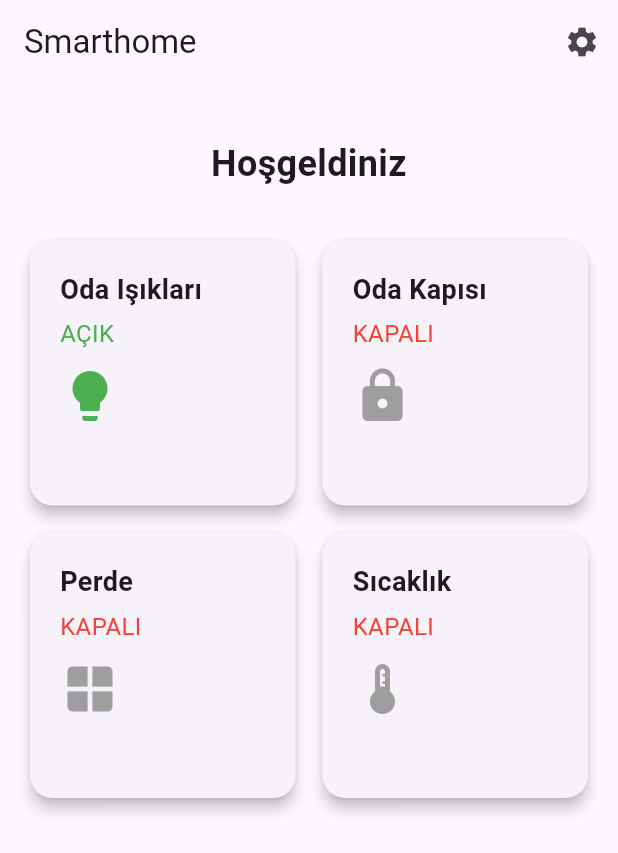
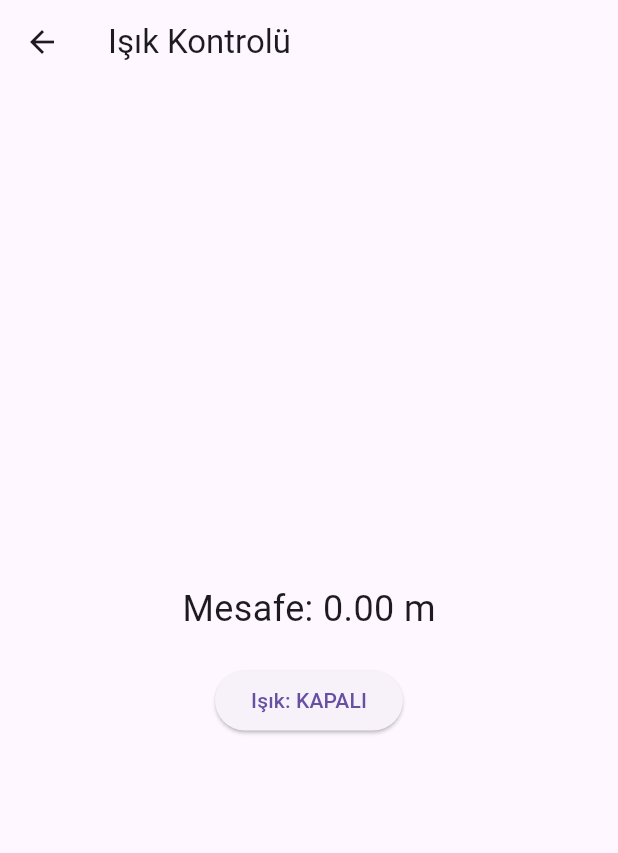
Before and after one commit to emnozturkq/apphome, a Flutter app: the screen it shows after launch, after a tap on "Oda Işıkları", on a phone screen of 412 x 824 dp. Shown: the top 853 px of the screen. Run offline on Flutter 3.47's test engine with Material 3 defaults, Android fonts, the phone set to English and light mode, and no system bars; missing offline and left inert: mqtt_client.

Commit message:
distance

```diff
--- a/lib/anasayfa.dart
+++ b/lib/anasayfa.dart
@@ -15,25 +15,44 @@ class _AnaSayfaState extends State<AnaSayfa> {
   bool isDoorLocked = true;
   bool isCurtainOpen = false;
   double temperature = 0.0; // Sıcaklık verisi, başlangıçta 0.0
+  double distance = 0.0; // Mesafe verisi
 
   @override
   void initState() {
     super.initState();
-    mqttManager = MqttManager(onMessageReceived: _handleMessage);
+    mqttManager = MqttManager(
+        onMessageReceived: _handleMessage, onConnected: _onMqttConnected);
     mqttManager.connect();
-    mqttManager.subscribeToTopic(
-        'temperature'); // Sıcaklık verisini almak için konuyu dinle
   }
 
-  void _handleMessage(String message) {
-    print('Received message for temperature: $message'); // Gelen mesajı yazdır
+  void _onMqttConnected() {
+    // MQTT bağlantısı kurulduğunda yapılacak işlemler
+    mqttManager.subscribeToTopic('emn');
+    mqttManager.subscribeToTopic('temperature');
+    mqttManager.subscribeToTopic('distance');
+  }
+
+  void _handleMessage(String topic, String message) {
+    print('Received message from $topic: $message'); // Gelen mesajı yazdır
     try {
       setState(() {
-        temperature = double.parse(message.trim());
-        print('Parsed temperature: $temperature');
+        if (topic == 'temperature') {
+          temperature = double.parse(message.trim());
+          print('Parsed temperature: $temperature');
+        } else if (topic == 'distance') {
+          distance = double.parse(message.trim());
+          print('Parsed distance: $distance');
+          if (distance < 3) {
+            isLightOn = true;
+            mqttManager.publishMessage('Living Room Light is ON');
+          } else if (distance > 10) {
+            isLightOn = false;
+            mqttManager.publishMessage('Living Room Light is OFF');
+          }
+        }
       });
     } catch (e) {
-      print('Error parsing temperature: $e');
+      print('Error parsing message: $e');
     }
   }
 
@@ -74,11 +93,12 @@ class _AnaSayfaState extends State<AnaSayfa> {
                     isLightOn,
                     Icons.lightbulb,
                     () {
-                      setState(() {
-                        isLightOn = !isLightOn;
-                        mqttManager.publishMessage(
-                            'Living Room Light is ${isLightOn ? 'ON' : 'OFF'}');
-                      });
+                      Navigator.push(
+                        context,
+                        MaterialPageRoute(
+                          builder: (context) => IsikKontrol(mqttManager),
+                        ),
+                      );
                     },
                   ),
                   _buildDeviceCard(
@@ -169,6 +189,70 @@ class _AnaSayfaState extends State<AnaSayfa> {
   }
 }
 
+class IsikKontrol extends StatefulWidget {
+  final MqttManager mqttManager;
+
+  const IsikKontrol(this.mqttManager, {Key? key}) : super(key: key);
+
+  @override
+  _IsikKontrolState createState() => _IsikKontrolState();
+}
+
+class _IsikKontrolState extends State<IsikKontrol> {
+  bool isLightOn = false;
+  double distance = 0.0;
+
+  @override
+  void initState() {
+    super.initState();
+    widget.mqttManager.onMessageReceived = _handleMessage;
+  }
+
+  void _handleMessage(String topic, String message) {
+    if (topic == 'distance') {
+      setState(() {
+        distance = double.parse(message);
+        if (distance < 3) {
+          isLightOn = true;
+        } else if (distance > 10) {
+          isLightOn = false;
+        }
+      });
+    }
+  }
+
+  @override
+  Widget build(BuildContext context) {
+    return Scaffold(
+      appBar: AppBar(
+        title: Text('Işık Kontrolü'),
+      ),
+      body: Center(
+        child: Column(
+          mainAxisAlignment: MainAxisAlignment.center,
+          children: [
+            Text(
+              'Mesafe: ${distance.toStringAsFixed(2)} m',
+              style: TextStyle(fontSize: 24),
+            ),
+            SizedBox(height: 20),
+            ElevatedButton(
+              onPressed: () {
+                setState(() {
+                  isLightOn = !isLightOn;
+                  widget.mqttManager.publishMessage(
+                      'Living Room Light is ${isLightOn ? 'ON' : 'OFF'}');
+                });
+              },
+              child: Text(isLightOn ? 'Işık: AÇIK' : 'Işık: KAPALI'),
+            ),
+          ],
+        ),
+      ),
+    );
+  }
+}
+
 class SogutucuKontrol extends StatefulWidget {
   final double temperature;
 
--- a/lib/mqtt_manager.dart
+++ b/lib/mqtt_manager.dart
@@ -3,14 +3,15 @@ import 'package:mqtt_client/mqtt_server_client.dart';
 
 class MqttManager {
   late MqttServerClient client;
-  final Function(String) onMessageReceived;
+  Function(String, String)? onMessageReceived; // onMessageReceived final değil
+  Function()? onConnected; // onConnected final değil
 
-  MqttManager({required this.onMessageReceived}) {
+  MqttManager({this.onMessageReceived, this.onConnected}) {
     client = MqttServerClient('broker.emqx.io', '');
     client.port = 1883;
     client.logging(on: true);
     client.onDisconnected = onDisconnected;
-    client.onConnected = onConnected;
+    client.onConnected = _onConnectedHandler;
     client.onSubscribed = onSubscribed;
 
     final connMessage = MqttConnectMessage()
@@ -33,13 +34,17 @@ class MqttManager {
       print('MQTT client connected');
       subscribeToTopic('emn');
       subscribeToTopic('temperature');
+      subscribeToTopic('distance'); // Distance konusuna abone olundu
+
       try {
         client.updates!.listen((List<MqttReceivedMessage<MqttMessage>> c) {
           final MqttPublishMessage recMess = c[0].payload as MqttPublishMessage;
           final String pt =
               MqttPublishPayload.bytesToStringAsString(recMess.payload.message);
           print('Received message: $pt from topic: ${c[0].topic}');
-          onMessageReceived(pt);
+          if (onMessageReceived != null) {
+            onMessageReceived!(c[0].topic, pt); // Mesaj ve konu gönderildi
+          }
         });
       } catch (e) {
         print('Error in updates listen: $e');
@@ -71,8 +76,11 @@ class MqttManager {
     print('Disconnected');
   }
 
-  void onConnected() {
+  void _onConnectedHandler() {
     print('Connected');
+    if (onConnected != null) {
+      onConnected!(); // Bağlandıktan sonra geri çağırma fonksiyonunu çağır
+    }
   }
 
   void onSubscribed(String topic) {
```
